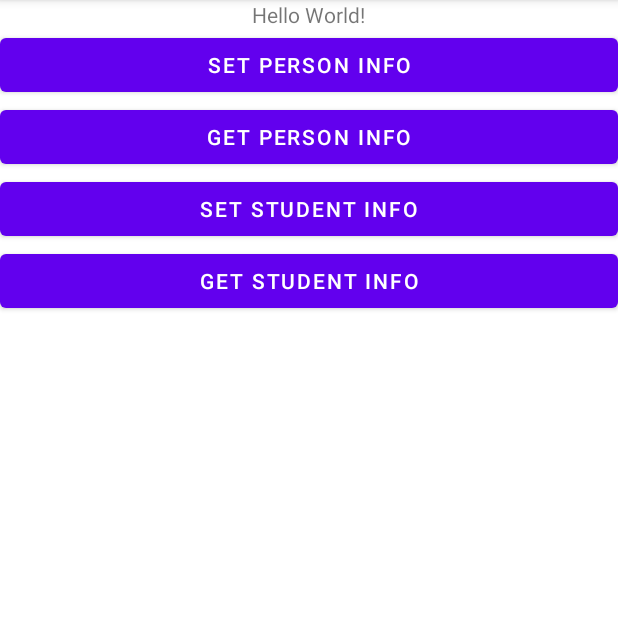
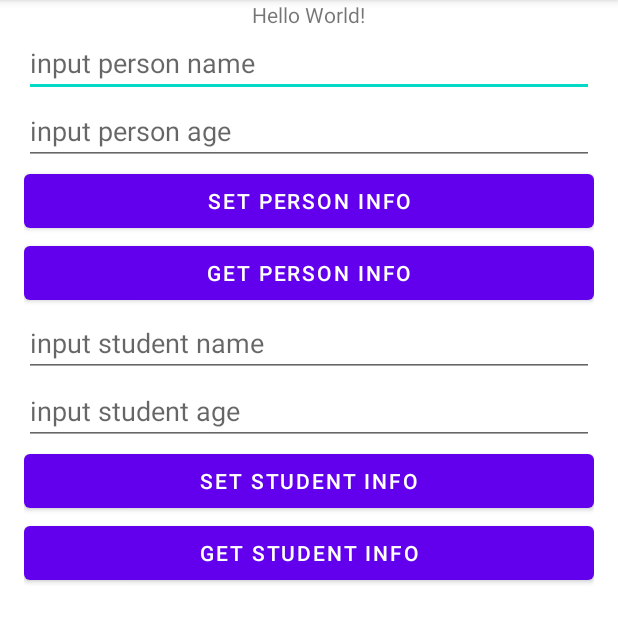
Before and after one commit to heguanghua/JniDemo, an Android app: the screen it shows after launch (MainActivity), on a phone screen of 412 x 824 dp, the part 84-727 px from its top. Run offline under Robolectric (Android 15) with nearby library versions, the phone set to English and light mode, and no system bars; 2 statements that could not run were skipped.

Commit message:
feat(native): support setting name and age for both Person (Java Bean) and Student (Kotlin data class)

```diff
--- a/app/src/main/java/com/jni/data/JniHelper.kt
+++ b/app/src/main/java/com/jni/data/JniHelper.kt
@@ -20,7 +20,7 @@ class JniHelper {
         external fun sharedLibString(): String
 
         @JvmStatic
-        external fun changePersonName(person: Person)
+        external fun setPerson(person: Person)
 
         @JvmStatic
         external fun getPerson(): Person
--- a/app/src/main/res/layout/activity_main.xml
+++ b/app/src/main/res/layout/activity_main.xml
@@ -1,10 +1,10 @@
 <?xml version="1.0" encoding="utf-8"?>
 <LinearLayout xmlns:android="http://schemas.android.com/apk/res/android"
-    xmlns:app="http://schemas.android.com/apk/res-auto"
     xmlns:tools="http://schemas.android.com/tools"
     android:layout_width="match_parent"
     android:layout_height="match_parent"
     android:orientation="vertical"
+    android:paddingHorizontal="16dp"
     tools:context=".MainActivity">
 
     <TextView
@@ -14,18 +14,50 @@
         android:layout_height="wrap_content"
         android:text="Hello World!" />
 
+    <EditText
+        android:id="@+id/input_person_name"
+        android:layout_width="match_parent"
+        android:layout_height="wrap_content"
+        android:hint="input person name"
+        android:autofillHints=""
+        android:inputType="textPersonName"
+        />
+    <EditText
+        android:id="@+id/input_person_age"
+        android:layout_width="match_parent"
+        android:layout_height="wrap_content"
+        android:autofillHints=""
+        android:hint="input person age"
+        android:inputType="number"
+        />
     <Button
         android:id="@+id/set_person"
         android:layout_width="match_parent"
         android:layout_height="wrap_content"
         android:text="set person info"
         />
-
     <Button
         android:id="@+id/get_person"
         android:layout_width="match_parent"
         android:layout_height="wrap_content"
         android:text="get person info"
+        />
+
+    <EditText
+        android:id="@+id/input_student_name"
+        android:layout_width="match_parent"
+        android:layout_height="wrap_content"
+        android:hint="input student name"
+        android:autofillHints=""
+        android:inputType="textPersonName"
+        />
+    <EditText
+        android:id="@+id/input_student_age"
+        android:layout_width="match_parent"
+        android:layout_height="wrap_content"
+        android:autofillHints=""
+        android:hint="input student age"
+        android:inputType="number"
         />
 
     <Button
```
Also changed, not shown: app/src/main/java/com/jni/data/MainActivity.kt (+32 -7 lines), 1 other file.
